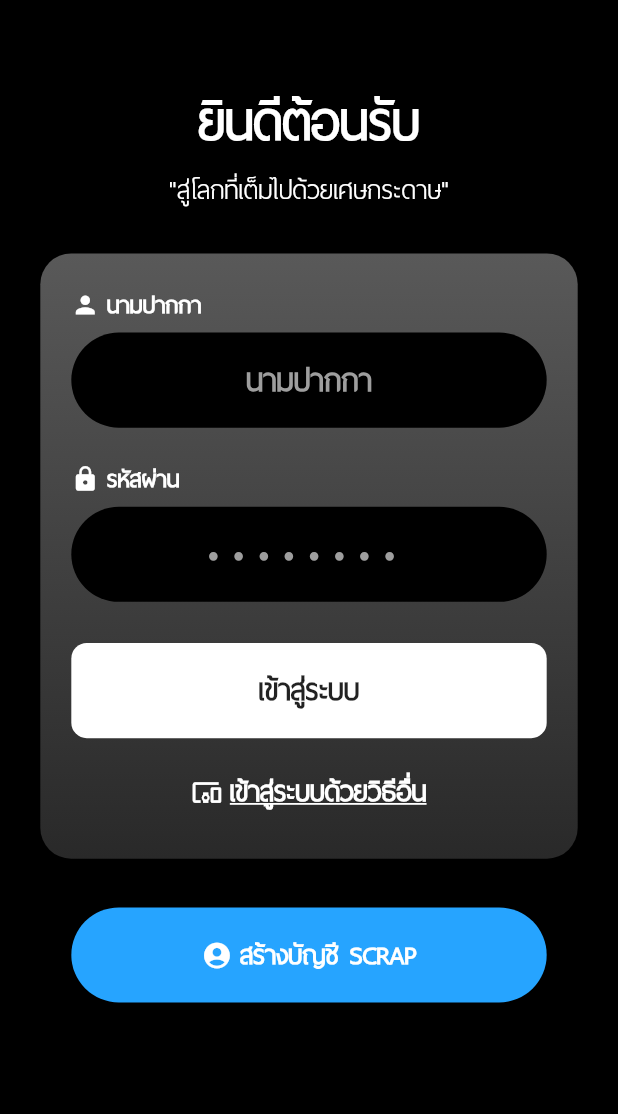
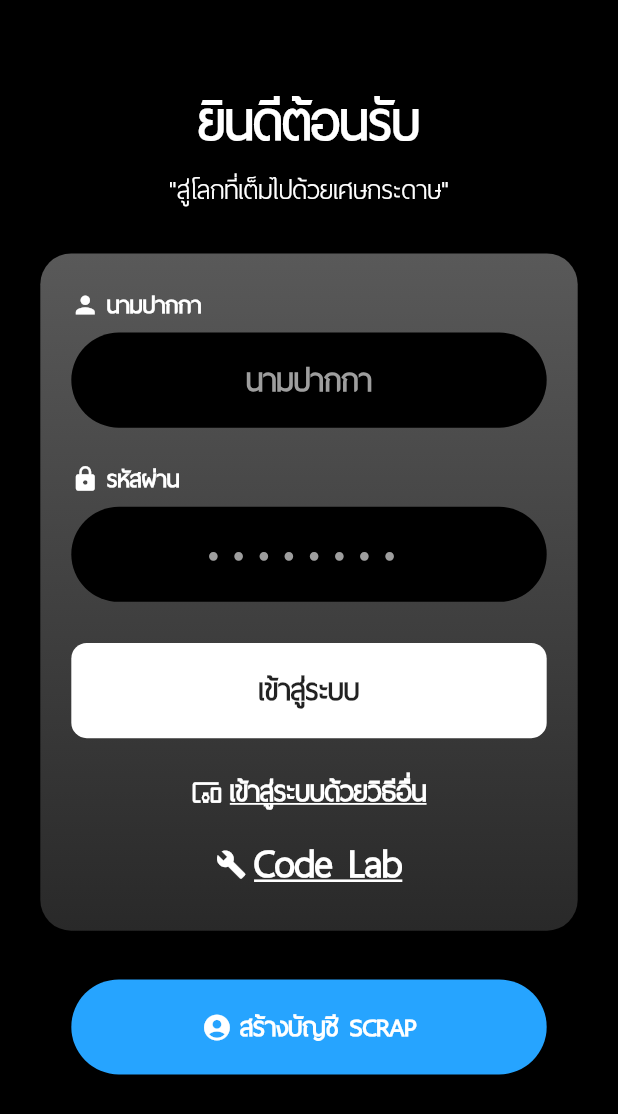
Before and after one commit to kithe-raker/scrap, a Flutter app: the LoginPage screen opened directly, on a phone screen of 412 x 824 dp. Shown: the top 1114 px of the screen. Run offline on Flutter 3.47's test engine with Material 2 defaults, Android fonts, the phone set to English and light mode, and no system bars; our stand-ins replace cached_network_image, cloud_firestore, firebase_auth, firebase_messaging, firebase_storage, flare_flutter and 9 more; missing offline and left inert: flare_splash_screen, flutter_facebook_login, flutter_twitter, geoflutterfire; accounts and stored records are empty.

Commit message:
code lab add

```diff
--- a/lib/Page/authenPage/signIn/LoginPage.dart
+++ b/lib/Page/authenPage/signIn/LoginPage.dart
@@ -8,6 +8,8 @@ import 'package:scrap/Page/authenPage/signup/SelectSignUp.dart';
 import 'package:scrap/function/authServices/authService.dart';
 import 'package:scrap/widget/Loading.dart';
 import 'package:scrap/widget/Toast.dart';
+
+import '../../codelab/codelab_main.dart';
 
 class LoginPage extends StatefulWidget {
   LoginPage({Key key}) : super(key: key);
@@ -259,7 +261,40 @@ class _LoginPageState extends State<LoginPage> {
                                           MaterialPageRoute(
                                               builder: (context) =>
                                                   LoginOtherMethod()));
-                                    })),
+                                    })
+                                    ),
+                              //LAB LAB LAB LAB LAB LAB LAB LAB LAB LAB LAB LAB LAB
+                              InkWell(
+                                child: FlatButton(
+                                    child: Row(
+                                      mainAxisAlignment:
+                                          MainAxisAlignment.center,
+                                      children: <Widget>[
+                                        Icon(
+                                          Icons.build,
+                                          color: Colors.white,
+                                          size: a.width / 20,
+                                        ),
+                                        SizedBox(width: 5.0),
+                                        Text(
+                                          'Code Lab',
+                                          style: TextStyle(
+                                              decoration:
+                                                  TextDecoration.underline,
+                                              color: Colors.white,
+                                              fontSize: a.width / 12,
+                                              fontWeight: FontWeight.w600),
+                                        ),
+                                      ],
+                                    ),
+                                    onPressed: () {
+                                      Navigator.push(
+                                          context,
+                                          MaterialPageRoute(
+                                              builder: (context) =>
+                                                  CodeLab()));
+                                    })
+                                    ),
                           ],
                         ),
                       ),
--- a/pubspec.yaml
+++ b/pubspec.yaml
@@ -27,6 +27,7 @@ dependencies:
   firebase_auth: ^0.15.4
   firebase_storage: ^3.1.1
   image_picker: ^0.6.3+1
+  flutter_image_compress: ^0.6.5+1
   flutter_launcher_icons: ^0.7.4
   intl: ^0.16.1
   google_maps_flutter: ^0.5.22+3
```
Also changed, not shown: lib/Page/codelab/codelab_main.dart (added, +69 -0 lines), pubspec.lock.
